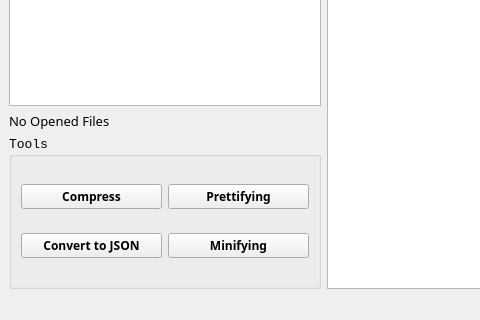
Loayelshall/XML-Editor, file Frontend/XML_Editor/mainwindow.ui: the form before one commit; both pictures show x 0 to 480 and y 312 to 632 of the 1048 by 632 pixel window.
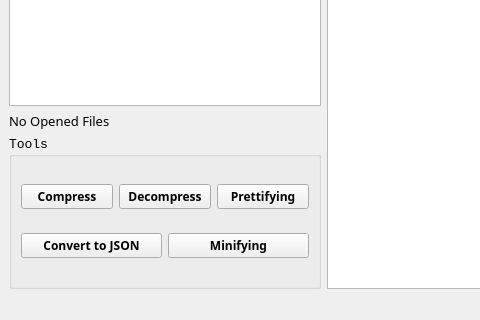
The form after the commit.

The edit to the form file:
```diff
--- a/Frontend/XML_Editor/mainwindow.ui
+++ b/Frontend/XML_Editor/mainwindow.ui
@@ -144,7 +144,22 @@
               </widget>
              </item>
              <item>
-              <widget class="QPushButton" name="pushButton_2">
+              <widget class="QPushButton" name="deCompBtn">
+               <property name="font">
+                <font>
+                 <family>Segoe UI Semibold</family>
+                 <pointsize>9</pointsize>
+                 <weight>75</weight>
+                 <bold>true</bold>
+                </font>
+               </property>
+               <property name="text">
+                <string>Decompress</string>
+               </property>
+              </widget>
+             </item>
+             <item>
+              <widget class="QPushButton" name="prettyBtn">
                <property name="font">
                 <font>
                  <family>Segoe UI Semibold</family>
```
Left out of the diff: 6 changed lines with no effect on the pictures.
